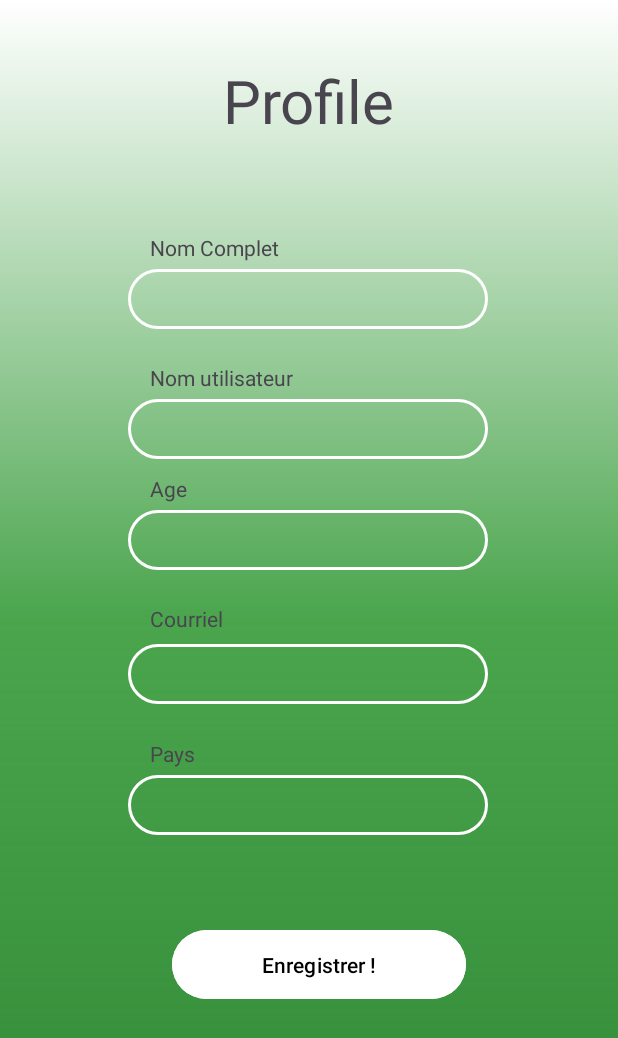
After one commit to SamuelFerragne/JardinUrbain, an Android app: the ProfileActivity screen opened directly, with no data from a screen before it, on a phone screen of 412 x 824 dp. The commit adds this screen. Shown: the top 1038 px of the screen. Run offline under Robolectric (Android 15) with nearby library versions, the phone set to English and light mode, and no system bars; our stand-ins replace Firebase (no records; nobody signed in at launch, a user with empty details on screens opened directly).

Commit message:
idk man some shit

```diff
--- a/app/build.gradle.kts
+++ b/app/build.gradle.kts
@@ -50,6 +50,8 @@ dependencies {
     implementation("com.google.firebase:firebase-database:20.3.0")
     implementation("androidx.constraintlayout:constraintlayout:2.1.4")
     implementation("com.github.bumptech.glide:glide:4.12.0")
+    implementation("androidx.navigation:navigation-fragment:2.5.3")
+    implementation("androidx.navigation:navigation-ui:2.5.3")
     annotationProcessor("com.github.bumptech.glide:compiler:4.12.0")
     implementation("com.google.android.gms:play-services-maps:18.2.0")
     implementation("androidx.annotation:annotation:1.6.0")
--- /dev/null
+++ b/app/src/main/java/com/example/thewitcherscode/ProfileActivity.java
@@ -0,0 +1,47 @@
+package com.example.thewitcherscode;
+
+import androidx.appcompat.app.AppCompatActivity;
+
+import android.os.Bundle;
+import android.util.Log;
+import android.view.View;
+import android.widget.Button;
+import android.widget.EditText;
+import android.widget.Toast;
+
+import com.google.firebase.auth.FirebaseAuth;
+import com.google.firebase.auth.FirebaseUser;
+
+public class ProfileActivity extends AppCompatActivity {
+
+    private EditText et_nomComplet, et_nomUti, et_age, et_courriel, et_pays;
+    private Button btn_enregistrer;
+    FirebaseAuth bdAuth;
+
+    @Override
+    protected void onCreate(Bundle savedInstanceState) {
+        super.onCreate(savedInstanceState);
+        setContentView(R.layout.activity_profile);
+
+        // recuperation du curriel et du nom
+        et_nomComplet = findViewById(R.id.et_PP_nomComplet);
+        et_nomUti = findViewById(R.id.et_PP_nomUti);
+        et_age = findViewById(R.id.et_PP_age);
+        et_courriel = findViewById(R.id.et_PP_courriel);
+        et_pays = findViewById(R.id.et_PP_pays);
+
+        // Initialisez FirebaseAuth
+        bdAuth = FirebaseAuth.getInstance();
+
+        FirebaseUser user = bdAuth.getCurrentUser();
+
+        String userEmail = user.getEmail();
+        String userName = user.getDisplayName();
+
+        et_courriel.setText(userEmail);
+        et_nomComplet.setText(userName);
+
+
+
+    }
+}
--- /dev/null
+++ b/app/src/main/res/layout/activity_profile.xml
@@ -0,0 +1,173 @@
+<?xml version="1.0" encoding="utf-8"?>
+<androidx.constraintlayout.widget.ConstraintLayout xmlns:android="http://schemas.android.com/apk/res/android"
+    xmlns:app="http://schemas.android.com/apk/res-auto"
+    xmlns:tools="http://schemas.android.com/tools"
+    android:layout_width="match_parent"
+    android:layout_height="match_parent"
+    tools:context=".ProfileActivity"
+    android:background="@drawable/gradient_background">
+
+
+    <TextView
+        android:id="@+id/textView3"
+        android:layout_width="wrap_content"
+        android:layout_height="wrap_content"
+        android:layout_marginTop="40dp"
+        android:text="Profile"
+        android:textSize="40dp"
+        app:layout_constraintEnd_toEndOf="parent"
+        app:layout_constraintStart_toStartOf="parent"
+        app:layout_constraintTop_toTopOf="parent" />
+
+
+    <TextView
+        android:id="@+id/tv_nomComplet"
+        android:layout_width="wrap_content"
+        android:layout_height="wrap_content"
+        android:text="Nom Complet"
+        app:layout_constraintBottom_toBottomOf="parent"
+        app:layout_constraintEnd_toEndOf="parent"
+        app:layout_constraintHorizontal_bias="0.307"
+        app:layout_constraintStart_toStartOf="parent"
+        app:layout_constraintTop_toTopOf="parent"
+        app:layout_constraintVertical_bias="0.193" />
+
+    <EditText
+        android:id="@+id/et_PP_nomComplet"
+        android:layout_width="240dp"
+        android:layout_height="40dp"
+        android:background="@drawable/border_inputs"
+        android:ems="10"
+        android:inputType="text"
+        app:layout_constraintBottom_toBottomOf="parent"
+        app:layout_constraintEnd_toEndOf="parent"
+        app:layout_constraintHorizontal_bias="0.497"
+        app:layout_constraintStart_toStartOf="parent"
+        app:layout_constraintTop_toTopOf="parent"
+        app:layout_constraintVertical_bias="0.229" />
+
+
+    <TextView
+        android:id="@+id/tv_nomUti"
+        android:layout_width="wrap_content"
+        android:layout_height="wrap_content"
+        android:text="Nom utilisateur "
+        app:layout_constraintBottom_toBottomOf="parent"
+        app:layout_constraintEnd_toEndOf="parent"
+        app:layout_constraintHorizontal_bias="0.32"
+        app:layout_constraintStart_toStartOf="parent"
+        app:layout_constraintTop_toTopOf="parent"
+        app:layout_constraintVertical_bias="0.301"
+        tools:ignore="MissingConstraints" />
+
+    <EditText
+        android:id="@+id/et_PP_nomUti"
+        android:layout_width="240dp"
+        android:layout_height="40dp"
+        android:ems="10"
+        android:inputType="text"
+        app:layout_constraintBottom_toBottomOf="parent"
+        app:layout_constraintEnd_toEndOf="parent"
+        app:layout_constraintHorizontal_bias="0.497"
+        app:layout_constraintStart_toStartOf="parent"
+        app:layout_constraintTop_toTopOf="parent"
+        app:layout_constraintVertical_bias="0.339"
+        android:background="@drawable/border_inputs"/>
+
+
+    <TextView
+        android:id="@+id/tv_age"
+        android:layout_width="wrap_content"
+        android:layout_height="wrap_content"
+        android:text="Age"
+        app:layout_constraintBottom_toBottomOf="parent"
+        app:layout_constraintEnd_toEndOf="parent"
+        app:layout_constraintHorizontal_bias="0.259"
+        app:layout_constraintStart_toStartOf="parent"
+        app:layout_constraintTop_toTopOf="parent"
+        app:layout_constraintVertical_bias="0.393"
+        tools:ignore="MissingConstraints" />
+
+    <EditText
+        android:id="@+id/et_PP_age"
+        android:layout_width="240dp"
+        android:layout_height="40dp"
+        android:ems="10"
+        android:inputType="number"
+        app:layout_constraintBottom_toBottomOf="parent"
+        app:layout_constraintEnd_toEndOf="parent"
+        app:layout_constraintHorizontal_bias="0.497"
+        app:layout_constraintStart_toStartOf="parent"
+        app:layout_constraintTop_toTopOf="parent"
+        app:layout_constraintVertical_bias="0.434"
+        android:background="@drawable/border_inputs"/>
+
+    <TextView
+        android:id="@+id/tv_courriel"
+        android:layout_width="wrap_content"
+        android:layout_height="wrap_content"
+        android:text="Courriel"
+        app:layout_constraintBottom_toBottomOf="parent"
+        app:layout_constraintEnd_toEndOf="parent"
+        app:layout_constraintHorizontal_bias="0.276"
+        app:layout_constraintStart_toStartOf="parent"
+        app:layout_constraintTop_toTopOf="parent"
+        tools:ignore="MissingConstraints" />
+
+    <EditText
+        android:id="@+id/et_PP_courriel"
+        android:layout_width="240dp"
+        android:layout_height="40dp"
+        android:ems="10"
+        android:inputType="text"
+        app:layout_constraintBottom_toBottomOf="parent"
+        app:layout_constraintEnd_toEndOf="parent"
+        app:layout_constraintHorizontal_bias="0.497"
+        app:layout_constraintStart_toStartOf="parent"
+        app:layout_constraintTop_toTopOf="parent"
+        app:layout_constraintVertical_bias="0.548"
+        android:background="@drawable/border_inputs"/>
+
+    <TextView
+        android:id="@+id/tv_pays"
+        android:layout_width="wrap_content"
+        android:layout_height="wrap_content"
+        android:text="Pays"
+        app:layout_constraintBottom_toBottomOf="parent"
+        app:layout_constraintEnd_toEndOf="parent"
+        app:layout_constraintHorizontal_bias="0.262"
+        app:layout_constraintStart_toStartOf="parent"
+        app:layout_constraintTop_toTopOf="parent"
+        app:layout_constraintVertical_bias="0.612"
+        tools:ignore="MissingConstraints" />
+
+    <EditText
+        android:id="@+id/et_PP_pays"
+        android:layout_width="240dp"
+        android:layout_height="40dp"
+        android:ems="10"
+        android:inputType="text"
+        app:layout_constraintBottom_toBottomOf="parent"
+        app:layout_constraintEnd_toEndOf="parent"
+        app:layout_constraintHorizontal_bias="0.497"
+        app:layout_constraintStart_toStartOf="parent"
+        app:layout_constraintTop_toTopOf="parent"
+        app:layout_constraintVertical_bias="0.659"
+        android:background="@drawable/border_inputs"/>
+
+    <Button
+        android:id="@+id/button2"
+        android:layout_width="196dp"
+        android:layout_height="54dp"
+        android:text="Enregistrer !"
+        android:backgroundTint="@color/white"
+        android:textColor="@color/black"
+        app:layout_constraintBottom_toBottomOf="parent"
+        app:layout_constraintEnd_toEndOf="parent"
+        app:layout_constraintHorizontal_bias="0.53"
+        app:layout_constraintStart_toStartOf="parent"
+        app:layout_constraintTop_toTopOf="parent"
+        app:layout_constraintVertical_bias="0.8" />
+
+
+</androidx.constraintlayout.widget.ConstraintLayout>
--- /dev/null
+++ b/app/src/main/res/values-land/dimens.xml
@@ -0,0 +1,3 @@
+<resources>
+      <dimen name="fab_margin">48dp</dimen>
+   </resources>
--- /dev/null
+++ b/app/src/main/res/values-v23/themes.xml
@@ -0,0 +1,8 @@
+<resources xmlns:tools="http://schemas.android.com/tools">
+  <style name="Theme.TheWitchersCode" parent="Base.Theme.TheWitchersCode">
+    <!-- Transparent system bars for edge-to-edge. -->
+    <item name="android:navigationBarColor">@android:color/transparent</item>
+    <item name="android:statusBarColor">@android:color/transparent</item>
+    <item name="android:windowLightStatusBar">?attr/isLightTheme</item>
+  </style>
+</resources>
--- /dev/null
+++ b/app/src/main/res/values-w1240dp/dimens.xml
@@ -0,0 +1,3 @@
+<resources>
+      <dimen name="fab_margin">200dp</dimen>
+   </resources>
--- /dev/null
+++ b/app/src/main/res/values-w600dp/dimens.xml
@@ -0,0 +1,3 @@
+<resources>
+      <dimen name="fab_margin">48dp</dimen>
+   </resources>
--- /dev/null
+++ b/app/src/main/res/values/dimens.xml
@@ -0,0 +1,3 @@
+<resources>
+      <dimen name="fab_margin">16dp</dimen>
+   </resources>
```
Also changed, not shown: app/src/main/AndroidManifest.xml (+8 -5 lines), app/src/main/java/com/example/thewitcherscode/FirstFragment.java (added, +46 -0 lines), app/src/main/java/com/example/thewitcherscode/MainActivity.java (+14 -1 lines), app/src/main/java/com/example/thewitcherscode/SecondFragment.java (added, +46 -0 lines), app/src/main/res/layout/content_profile.xml (added, +20 -0 lines), app/src/main/res/layout/fragment_first.xml (added, +34 -0 lines), app/src/main/res/layout/fragment_second.xml (added, +34 -0 lines), app/src/main/res/navigation/nav_graph.xml (added, +28 -0 lines), app/src/main/res/values/strings.xml (+43 -0 lines).
